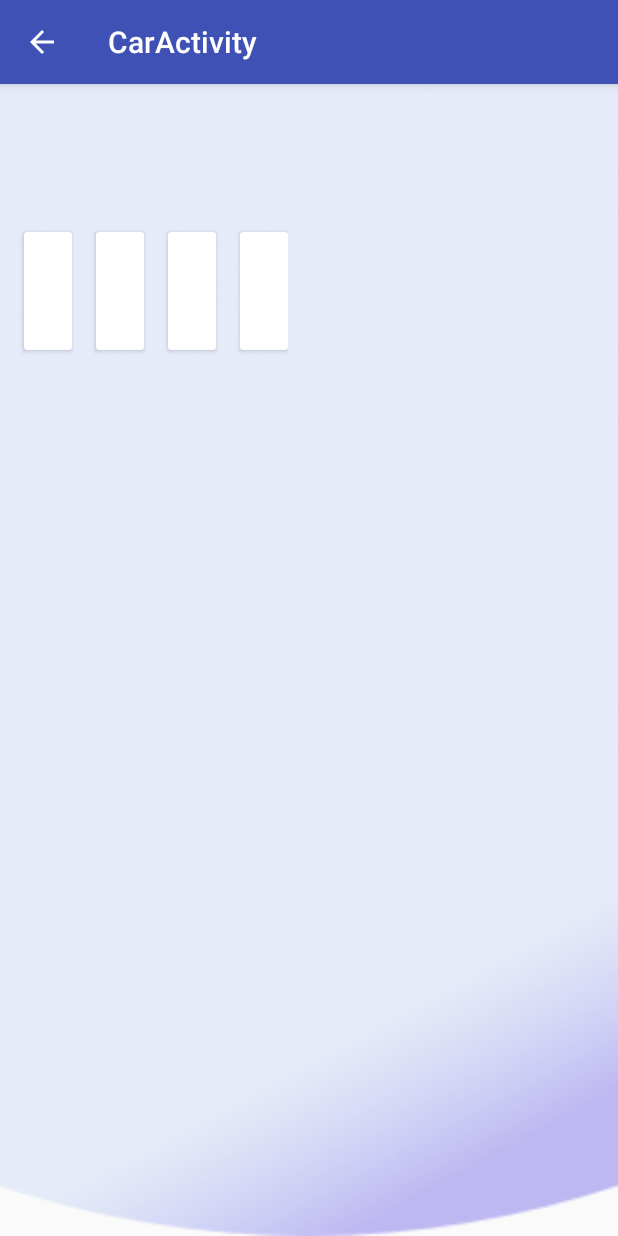
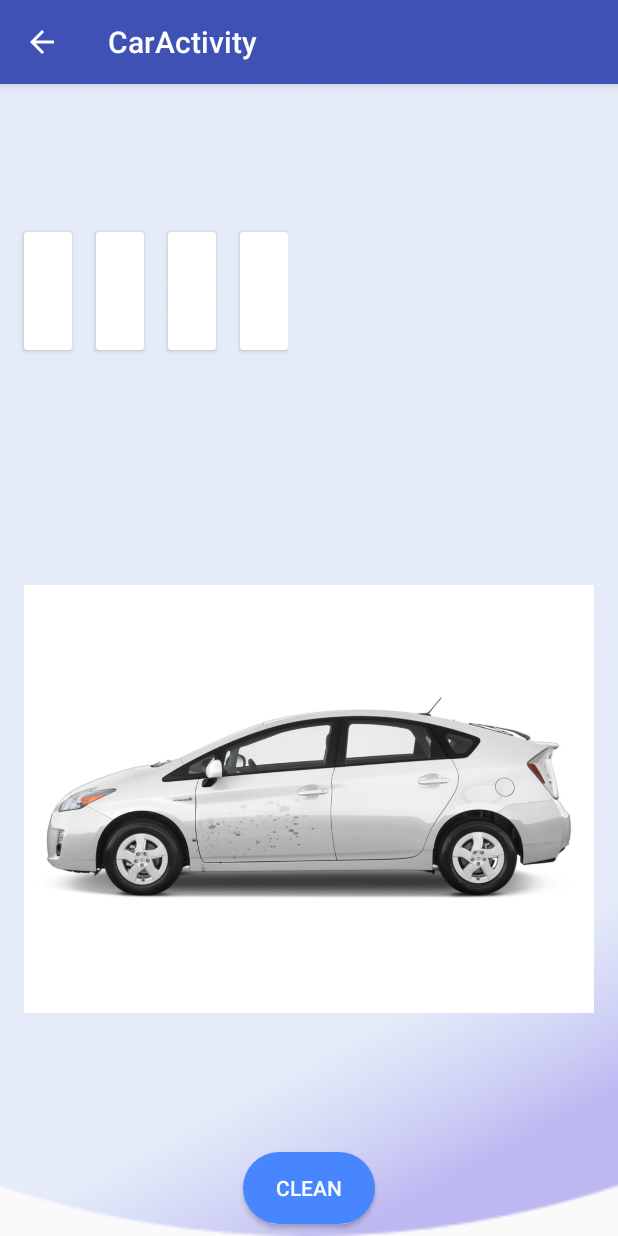
Before and after one commit to evgenii-kanivets/vabama, an Android app: the CarActivity screen opened directly, with no data from a screen before it, on a phone screen of 412 x 824 dp. Run offline under Robolectric (Android 15) with nearby library versions, the light colour scheme and no system bars; our stand-ins replace Picasso, Room's generated code; 12 statements that could not run were skipped.

Commit message:
Added Clean button. Added ViewPager with car photos.

```diff
--- a/app/src/main/java/com/tech_crunch/hackaton/vabama/activity/CarActivity.kt
+++ b/app/src/main/java/com/tech_crunch/hackaton/vabama/activity/CarActivity.kt
@@ -4,13 +4,15 @@ import android.content.Context
 import android.content.Intent
 import android.graphics.BitmapFactory
 import android.os.Bundle
-import android.support.design.widget.Snackbar
-import android.support.v7.app.AppCompatActivity
+import android.support.v4.app.Fragment
+import android.support.v4.app.FragmentPagerAdapter
 import android.view.View
 import android.widget.TextView
+import android.support.v4.app.FragmentManager
 import com.tech_crunch.hackaton.vabama.R
 import com.tech_crunch.hackaton.vabama.VbmApp
 import com.tech_crunch.hackaton.vabama.data.*
+import com.tech_crunch.hackaton.vabama.fragment.ImageFragment
 import com.tech_crunch.hackaton.vabama.utils.ImageUtils
 
 import kotlinx.android.synthetic.main.activity_car.*
@@ -42,6 +44,8 @@ class CarActivity : BaseBackActivity() {
 
         initStatistics(car)
         initStatus(car.status)
+
+        viewPager.adapter = MyFragmentPagerAdapter(supportFragmentManager)
     }
 
     private fun initStatistics(car: Car) {
@@ -83,4 +87,22 @@ class CarActivity : BaseBackActivity() {
 
     }
 
+    private inner class MyFragmentPagerAdapter(fm: FragmentManager) : FragmentPagerAdapter(fm) {
+
+        override fun getItem(position: Int): Fragment {
+            return when (position) {
+                0 -> ImageFragment.newInstance(R.drawable.domage)
+                1 -> ImageFragment.newInstance(R.drawable.toyota)
+                2 -> ImageFragment.newInstance(R.drawable.domage)
+                3 -> ImageFragment.newInstance(R.drawable.toyota)
+                else -> ImageFragment.newInstance(R.drawable.domage)
+            }
+        }
+
+        override fun getCount(): Int {
+            return 4
+        }
+
+    }
+
 }
--- /dev/null
+++ b/app/src/main/java/com/tech_crunch/hackaton/vabama/fragment/ImageFragment.kt
@@ -0,0 +1,47 @@
+package com.tech_crunch.hackaton.vabama.fragment
+
+import android.os.Bundle
+import android.support.v4.app.Fragment
+import android.view.LayoutInflater
+import android.view.View
+import android.view.ViewGroup
+import com.tech_crunch.hackaton.vabama.R
+import kotlinx.android.synthetic.main.fragment_image.*
+
+/**
+ * Created by evgenii_kanivets on 5/25/18.
+ */
+class ImageFragment : Fragment() {
+
+    private var imageResId: Int = 0
+
+    override fun onCreate(savedInstanceState: Bundle?) {
+        super.onCreate(savedInstanceState)
+
+        imageResId = arguments!!.getInt(KEY_IMAGE_ID)
+    }
+
+    override fun onCreateView(inflater: LayoutInflater, container: ViewGroup?, savedInstanceState: Bundle?): View? {
+        return inflater.inflate(R.layout.fragment_image, container, false)
+    }
+
+    override fun onViewCreated(view: View, savedInstanceState: Bundle?) {
+        super.onViewCreated(view, savedInstanceState)
+        imageView.setImageResource(imageResId)
+    }
+
+    companion object {
+
+        private const val KEY_IMAGE_ID = "key_status"
+
+        fun newInstance(imageResId: Int): ImageFragment {
+            val fragment = ImageFragment()
+            val bundle = Bundle()
+            bundle.putInt(KEY_IMAGE_ID, imageResId)
+            fragment.arguments = bundle
+            return fragment
+        }
+
+    }
+
+}
--- /dev/null
+++ b/app/src/main/res/drawable/circle_button_background.xml
@@ -0,0 +1,12 @@
+<?xml version="1.0" encoding="utf-8"?>
+<ripple xmlns:android="http://schemas.android.com/apk/res/android"
+    android:color="@color/dark_blue">
+    <item
+        android:id="@android:id/background"
+        android:gravity="center">
+        <shape android:shape="rectangle">
+            <corners android:radius="100dp" />
+            <solid android:color="@color/blue" />
+        </shape>
+    </item>
+</ripple>
--- a/app/src/main/res/layout/content_car.xml
+++ b/app/src/main/res/layout/content_car.xml
@@ -79,6 +79,7 @@
     </HorizontalScrollView>
 
     <LinearLayout
+        android:id="@+id/status"
         android:layout_width="match_parent"
         android:layout_height="wrap_content"
         android:gravity="center_vertical"
@@ -102,4 +103,24 @@
 
     </LinearLayout>
 
+    <android.support.v4.view.ViewPager
+        android:id="@+id/viewPager"
+        android:layout_width="match_parent"
+        android:layout_height="0dp"
+        android:layout_marginBottom="8dp"
+        app:layout_constraintBottom_toTopOf="@+id/btnAction"
+        app:layout_constraintTop_toBottomOf="@+id/status" />
+
+    <Button
+        android:id="@+id/btnAction"
+        android:layout_width="wrap_content"
+        android:layout_height="wrap_content"
+        android:layout_marginBottom="8dp"
+        android:background="@drawable/circle_button_background"
+        android:text="Clean"
+        android:textColor="@color/white"
+        app:layout_constraintBottom_toBottomOf="parent"
+        app:layout_constraintEnd_toEndOf="parent"
+        app:layout_constraintStart_toStartOf="parent" />
+
 </android.support.constraint.ConstraintLayout>
--- /dev/null
+++ b/app/src/main/res/layout/fragment_image.xml
@@ -0,0 +1,13 @@
+<?xml version="1.0" encoding="utf-8"?>
+<FrameLayout xmlns:android="http://schemas.android.com/apk/res/android"
+    android:layout_width="match_parent"
+    android:layout_height="match_parent">
+
+    <ImageView
+        android:id="@+id/imageView"
+        android:layout_width="wrap_content"
+        android:layout_height="match_parent"
+        android:layout_margin="16dp"
+        android:scaleType="fitCenter" />
+
+</FrameLayout>
--- a/app/src/main/res/values/colors.xml
+++ b/app/src/main/res/values/colors.xml
@@ -7,4 +7,8 @@
     <color name="icon_sel_color">#4886FF</color>
     <color name="grey">#EEEEEE</color>
     <color name="white">#ffffff</color>
+    <color name="green">#40C54A</color>
+    <color name="dark_green">#30A54A</color>
+    <color name="blue">#4886FF</color>
+    <color name="dark_blue">#4886BB</color>
 </resources>
```
Also changed, not shown: app/src/main/res/drawable/domage.jpg (added), app/src/main/res/drawable/toyota.jpg (added).
